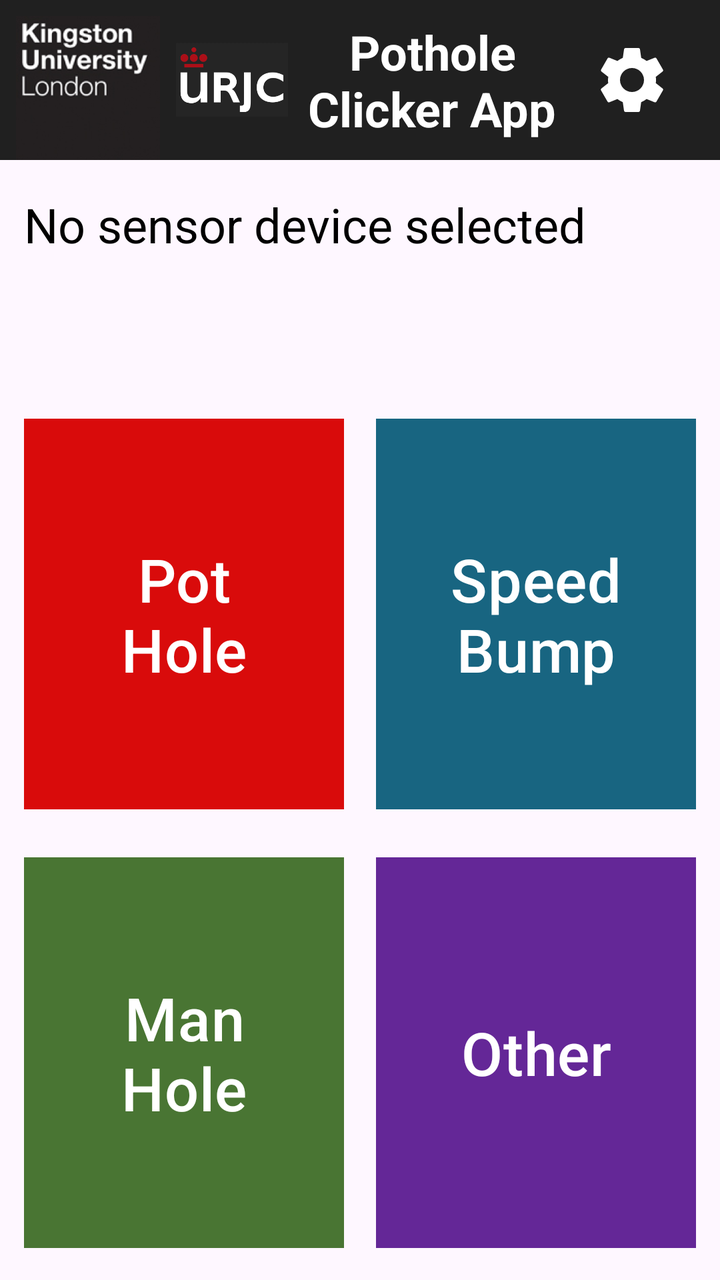
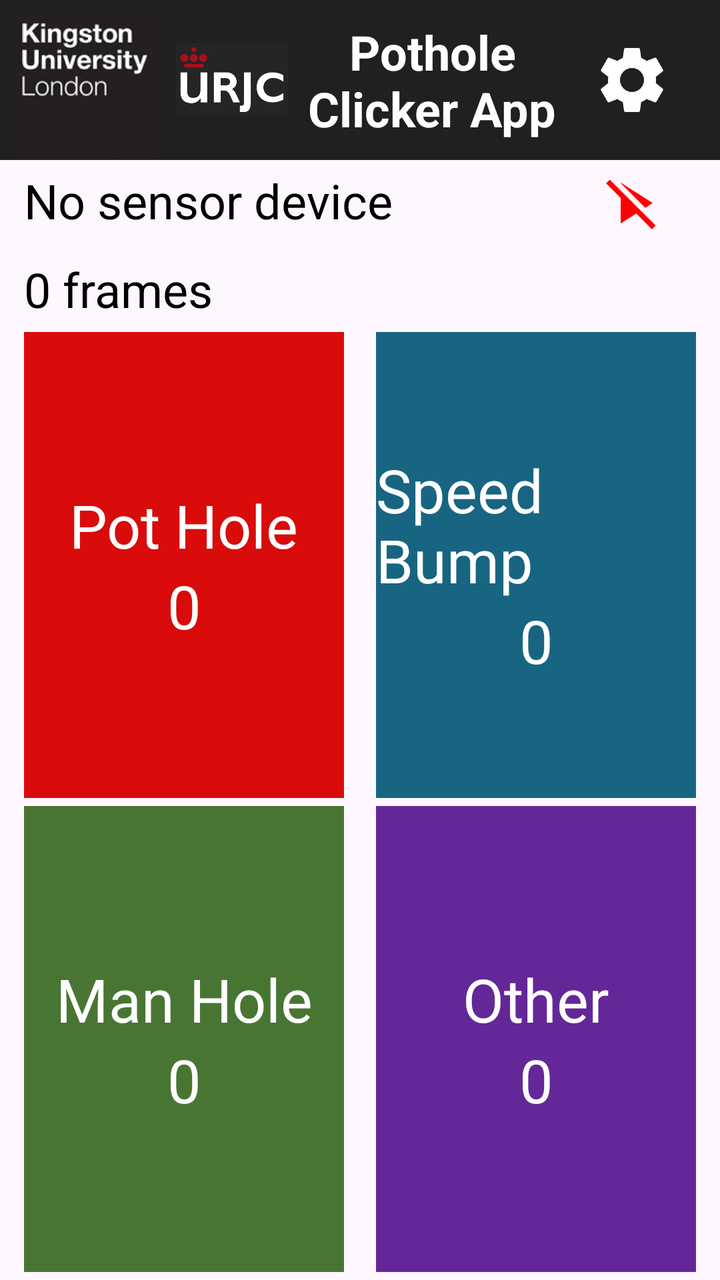

Two renders of the same Android screen: before a commit and after it. Below are the layout's source before the change and the commit's diff.
<!-- AndroidManifest.xml: application theme Theme.PotHoleClickerClient -->
<!-- res/layout/activity_main.xml -->
<?xml version="1.0" encoding="utf-8"?>
<androidx.constraintlayout.widget.ConstraintLayout xmlns:android="http://schemas.android.com/apk/res/android"
    xmlns:app="http://schemas.android.com/apk/res-auto"
    xmlns:tools="http://schemas.android.com/tools"
    android:id="@+id/main"
    android:layout_width="match_parent"
    android:layout_height="match_parent"
    tools:context=".MainActivity">

    <com.google.android.material.appbar.MaterialToolbar
        android:id="@+id/toolbar"
        android:layout_width="0dp"
        android:layout_height="wrap_content"
        android:background="#202020"
        app:contentInsetStart="0dp"
        app:layout_constraintEnd_toEndOf="parent"
        app:layout_constraintStart_toStartOf="parent"
        app:layout_constraintTop_toTopOf="parent"
        >

        <androidx.constraintlayout.widget.ConstraintLayout
            android:layout_width="match_parent"
            android:layout_height="match_parent"
            tools:layout_editor_absoluteX="16dp">

            <ImageView
                android:id="@+id/logoLeft"
                android:layout_width="72dp"
                android:layout_height="72dp"
                android:layout_marginStart="8dp"
                android:layout_marginTop="8dp"
                android:contentDescription="@string/app_name"
                android:src="@mipmap/ku_logo_foreground"
                app:layout_constraintBottom_toBottomOf="parent"
                app:layout_constraintStart_toStartOf="parent"
                app:layout_constraintTop_toTopOf="parent" />

            <ImageView
                android:id="@+id/logoRight"
                android:layout_width="56dp"
                android:layout_height="56dp"
                android:layout_gravity="start|center_vertical"
                android:layout_marginStart="8dp"
                android:contentDescription="@string/app_name"
                android:src="@mipmap/urjc_logo_foreground"
                app:layout_constraintBottom_toBottomOf="parent"
                app:layout_constraintStart_toEndOf="@id/logoLeft"
                app:layout_constraintTop_toTopOf="parent" />

            <TextView
                android:id="@+id/textView"
                android:layout_width="0dp"
                android:layout_height="wrap_content"
                android:layout_gravity="center"
                android:layout_marginStart="8dp"
                android:layout_marginEnd="8dp"
                android:text="@string/app_title"
                android:textAlignment="center"
                android:textColor="@android:color/white"
                android:textSize="24sp"
                android:textStyle="bold"
                app:layout_constraintBottom_toBottomOf="parent"
                app:layout_constraintEnd_toStartOf="@id/btnSettings"
                app:layout_constraintStart_toEndOf="@id/logoRight"
                app:layout_constraintTop_toTopOf="parent" />

            <ImageView
                android:id="@+id/btnSettings"
                android:layout_width="56dp"
                android:layout_height="56dp"
                android:layout_marginEnd="16dp"
                android:background="?attr/selectableItemBackgroundBorderless"
                android:clickable="true"
                android:contentDescription="@string/settings"
                android:focusable="true"
                android:padding="8dp"
                android:src="@drawable/ic_settings"
                app:layout_constraintBottom_toBottomOf="parent"
                app:layout_constraintEnd_toEndOf="parent"
                app:layout_constraintTop_toTopOf="parent"
                app:tint="@android:color/white" />

        </androidx.constraintlayout.widget.ConstraintLayout>
    </com.google.android.material.appbar.MaterialToolbar>

    <GridLayout
        android:layout_width="0dp"
        android:layout_height="0dp"
        android:layout_margin="4dp"
        android:columnCount="2"
        android:rowCount="4"
        app:layout_constraintBottom_toBottomOf="parent"
        app:layout_constraintEnd_toEndOf="parent"
        app:layout_constraintStart_toStartOf="parent"
        app:layout_constraintTop_toBottomOf="@+id/toolbar">

        <LinearLayout
            android:layout_width="0dp"
            android:layout_height="0dp"
            android:layout_row="0"
            android:layout_column="0"
            android:layout_columnSpan="2"
            android:layout_gravity="fill"
            android:layout_rowWeight="0.20"
            android:layout_margin="8dp"
            android:orientation="horizontal">

            <TextView
                android:id="@+id/deviceName"
                android:layout_width="wrap_content"
                android:layout_height="match_parent"
                android:text="No sensor device selected"
                android:textSize="24sp"
                android:textColor="@color/black"
                android:gravity="center_vertical"
                />

            <ImageView
                android:id="@+id/playButton"
                android:layout_marginStart="4dp"
                android:layout_width="72dp"
                android:layout_height="72dp"
                android:layout_marginEnd="4dp"
                android:src="@drawable/play_disabled"
                android:layout_gravity="center_vertical"
                app:tint="#ff0000"
                app:cornerRadius="0dp"
                android:visibility="gone"
                />

            <TextView
                android:id="@+id/frameCounter"
                android:layout_width="0dp"
                android:layout_height="match_parent"
                android:layout_weight="1"
                android:text="0 frames"
                android:textSize="24sp"
                android:textColor="@color/black"
                android:gravity="center_vertical"
                android:visibility="gone"
                />
        </LinearLayout>

        <LinearLayout
            android:layout_width="0dp"
            android:layout_height="0dp"
            android:layout_row="1"
            android:layout_column="0"
            android:layout_columnSpan="2"
            android:layout_gravity="fill"
            android:layout_rowWeight="0.2"
            android:layout_margin="8dp"
            android:orientation="horizontal">

        </LinearLayout>

        <Button
            android:id="@+id/btnPotHole"
            android:layout_width="0dp"
            android:layout_height="0dp"
            android:layout_row="2"
            android:layout_rowWeight="1"
            android:layout_column="0"
            android:layout_columnWeight="1"
            android:layout_margin="8dp"
            android:backgroundTint="#D90B0B"
            android:text="@string/pothole"
            android:textSize="30sp"
            app:cornerRadius="0dp" />

        <Button
            android:id="@+id/btnSpeedBump"
            android:layout_width="0dp"
            android:layout_height="0dp"
            android:layout_row="2"
            android:layout_rowWeight="1"
            android:layout_column="1"
            android:layout_columnWeight="1"
            android:layout_margin="8dp"
            android:backgroundTint="#186581"
            android:text="@string/speed_bump"
            android:textSize="30sp"
            app:cornerRadius="0dp" />

        <Button
            android:id="@+id/btnManHole"
            android:layout_width="0dp"
            android:layout_height="0dp"
            android:layout_row="3"
            android:layout_rowWeight="1"
            android:layout_column="0"
            android:layout_columnWeight="1"
            android:layout_margin="8dp"
            android:backgroundTint="#497533"
            android:text="@string/manhole"
            android:textSize="30sp"
            app:cornerRadius="0dp" />

        <Button
            android:id="@+id/btnOther"
            android:layout_width="0dp"
            android:layout_height="0dp"
            android:layout_row="3"
            android:layout_rowWeight="1"
            android:layout_column="1"
            android:layout_columnWeight="1"
            android:layout_margin="8dp"
            android:backgroundTint="#642797"
            android:text="@string/other"
            android:textSize="30sp"
            app:cornerRadius="0dp" />

    </GridLayout>

</androidx.constraintlayout.widget.ConstraintLayout>
<!-- resources referenced by this layout -->
<resources>
  <color name="black">#FF000000</color>
  <!-- drawable ic_settings (drawable) -->
  <vector xmlns:android="http://schemas.android.com/apk/res/android"
      android:height="24dp"
      android:viewportHeight="24"
      android:viewportWidth="24"
      android:width="24dp"
      android:tint="#ffffff"
      >
        
      <path android:fillColor="@android:color/white"
          android:pathData="M19.14,12.94c0.04,-0.3 0.06,-0.61 0.06,-0.94c0,-0.32 -0.02,-0.64 -0.07,-0.94l2.03,-1.58c0.18,-0.14 0.23,-0.41 0.12,-0.61l-1.92,-3.32c-0.12,-0.22 -0.37,-0.29 -0.59,-0.22l-2.39,0.96c-0.5,-0.38 -1.03,-0.7 -1.62,-0.94L14.4,2.81c-0.04,-0.24 -0.24,-0.41 -0.48,-0.41h-3.84c-0.24,0 -0.43,0.17 -0.47,0.41L9.25,5.35C8.66,5.59 8.12,5.92 7.63,6.29L5.24,5.33c-0.22,-0.08 -0.47,0 -0.59,0.22L2.74,8.87C2.62,9.08 2.66,9.34 2.86,9.48l2.03,1.58C4.84,11.36 4.8,11.69 4.8,12s0.02,0.64 0.07,0.94l-2.03,1.58c-0.18,0.14 -0.23,0.41 -0.12,0.61l1.92,3.32c0.12,0.22 0.37,0.29 0.59,0.22l2.39,-0.96c0.5,0.38 1.03,0.7 1.62,0.94l0.36,2.54c0.05,0.24 0.24,0.41 0.48,0.41h3.84c0.24,0 0.44,-0.17 0.47,-0.41l0.36,-2.54c0.59,-0.24 1.13,-0.56 1.62,-0.94l2.39,0.96c0.22,0.08 0.47,0 0.59,-0.22l1.92,-3.32c0.12,-0.22 0.07,-0.47 -0.12,-0.61L19.14,12.94zM12,15.6c-1.98,0 -3.6,-1.62 -3.6,-3.6s1.62,-3.6 3.6,-3.6s3.6,1.62 3.6,3.6S13.98,15.6 12,15.6z"/>
      
  </vector>
  <!-- drawable play_disabled (drawable) -->
  <vector xmlns:android="http://schemas.android.com/apk/res/android" android:height="24dp" android:tint="#000000" android:viewportHeight="24" android:viewportWidth="24" android:width="24dp">
        
      <path android:fillColor="@android:color/white" android:pathData="M8,5.19L8,5l11,7 -2.55,1.63L8,5.19zM20,19.73l-5.11,-5.11L8,7.73 4.27,4 3,5.27l5,5L8,19l5.33,-3.4 5.4,5.4L20,19.73z"/>
      
  </vector>
  <!-- mipmap ku_logo_foreground: webp bitmap (mipmap-hdpi, 12088 bytes) -->
  <!-- mipmap urjc_logo_foreground: webp bitmap (mipmap-hdpi, 1764 bytes) -->
  <string name="app_name">PotHoleClickerClient</string>
  <string name="app_title">Pothole\nClicker App</string>
  <string name="manhole">Man Hole</string>
  <string name="other">Other</string>
  <string name="pothole">Pot Hole</string>
  <string name="settings">Settings</string>
  <string name="speed_bump">Speed Bump</string>
  <style name="Theme.PotHoleClickerClient" parent="Base.Theme.PotHoleClickerClient" />
  <style name="Base.Theme.PotHoleClickerClient" parent="Theme.Material3.Light.NoActionBar">
          
          
      </style>
</resources>

<!-- the commit's change to res/layout/activity_main.xml (unified diff, before → after) -->
@@ -98,36 +98,53 @@
             android:layout_width="0dp"
             android:layout_height="0dp"
             android:layout_row="0"
+            android:layout_rowWeight="0.15"
             android:layout_column="0"
             android:layout_columnSpan="2"
             android:layout_gravity="fill"
-            android:layout_rowWeight="0.20"
-            android:layout_margin="8dp"
+            android:layout_marginStart="8dp"
+            android:layout_marginTop="0dp"
+            android:layout_marginEnd="8dp"
+            android:layout_marginBottom="0dp"
             android:orientation="horizontal">
 
             <TextView
                 android:id="@+id/deviceName"
-                android:layout_width="wrap_content"
+                android:layout_width="0dp"
                 android:layout_height="match_parent"
-                android:text="No sensor device selected"
-                android:textSize="24sp"
+                android:layout_weight="@integer/material_motion_duration_long_1"
+                android:gravity="fill_horizontal|center_vertical"
+                android:text="@string/no_sensor_device_selected"
                 android:textColor="@color/black"
-                android:gravity="center_vertical"
-                />
+                android:textSize="24sp" />
 
             <ImageView
                 android:id="@+id/playButton"
+                android:layout_width="56dp"
+                android:layout_height="match_parent"
+                android:layout_gravity="center_vertical"
                 android:layout_marginStart="4dp"
-                android:layout_width="72dp"
-                android:layout_height="72dp"
+                android:layout_marginTop="0dp"
                 android:layout_marginEnd="4dp"
+                android:layout_marginBottom="0dp"
                 android:src="@drawable/play_disabled"
-                android:layout_gravity="center_vertical"
-                app:tint="#ff0000"
                 app:cornerRadius="0dp"
-                android:visibility="gone"
-                />
-
+                app:tint="#ff0000" />
+        </LinearLayout>
+
+        <LinearLayout
+            android:layout_width="0dp"
+            android:layout_height="0dp"
+            android:layout_row="1"
+            android:layout_column="0"
+            android:layout_columnSpan="2"
+            android:layout_gravity="fill"
+            android:layout_rowWeight="0.15"
+            android:layout_marginStart="8dp"
+            android:layout_marginTop="8dp"
+            android:layout_marginEnd="8dp"
+            android:layout_marginBottom="0dp"
+            android:orientation="horizontal">
             <TextView
                 android:id="@+id/frameCounter"
                 android:layout_width="0dp"
@@ -137,24 +154,10 @@
                 android:textSize="24sp"
                 android:textColor="@color/black"
                 android:gravity="center_vertical"
-                android:visibility="gone"
                 />
         </LinearLayout>
 
-        <LinearLayout
-            android:layout_width="0dp"
-            android:layout_height="0dp"
-            android:layout_row="1"
-            android:layout_column="0"
-            android:layout_columnSpan="2"
-            android:layout_gravity="fill"
-            android:layout_rowWeight="0.2"
-            android:layout_margin="8dp"
-            android:orientation="horizontal">
-
-        </LinearLayout>
-
-        <Button
+        <androidx.constraintlayout.widget.ConstraintLayout
             android:id="@+id/btnPotHole"
             android:layout_width="0dp"
             android:layout_height="0dp"
@@ -162,13 +165,48 @@
             android:layout_rowWeight="1"
             android:layout_column="0"
             android:layout_columnWeight="1"
-            android:layout_margin="8dp"
-            android:backgroundTint="#D90B0B"
-            android:text="@string/pothole"
-            android:textSize="30sp"
-            app:cornerRadius="0dp" />
-
-        <Button
+            
+            android:layout_marginStart="8dp"
+            android:layout_marginTop="4dp"
+            android:layout_marginEnd="8dp"
+            android:layout_marginBottom="0dp"
+
+            android:background="#D90B0B"
+            app:cornerRadius="0dp"
+            android:clickable="true"
+            android:focusable="true"
+            android:foreground="?android:attr/selectableItemBackground"
+            >
+            
+            <TextView
+                android:id="@+id/pothole_text"
+                android:layout_width="wrap_content"
+                android:layout_height="wrap_content"
+                android:text="@string/pothole"
+                android:textColor="@android:color/white"
+                android:textSize="30sp"
+                app:layout_constraintBottom_toTopOf="@+id/pothole_counter"
+                app:layout_constraintEnd_toEndOf="parent"
+                app:layout_constraintStart_toStartOf="parent"
+                app:layout_constraintTop_toTopOf="parent"
+                app:layout_constraintVertical_chainStyle="packed" />
+
+            <TextView
+                android:id="@+id/pothole_counter"
+                android:layout_width="wrap_content"
+                android:layout_height="wrap_content"
+                android:text="0"
+                android:textColor="@android:color/white"
+                android:textSize="30sp"
+                app:layout_constraintBottom_toBottomOf="parent"
+                app:layout_constraintEnd_toEndOf="parent"
+                app:layout_constraintStart_toStartOf="parent"
+                app:layout_constraintTop_toBottomOf="@+id/pothole_text"
+                app:layout_constraintVertical_chainStyle="packed" />
+
+        </androidx.constraintlayout.widget.ConstraintLayout>
+
+        <androidx.constraintlayout.widget.ConstraintLayout
             android:id="@+id/btnSpeedBump"
             android:layout_width="0dp"
             android:layout_height="0dp"
@@ -176,13 +214,47 @@
             android:layout_rowWeight="1"
             android:layout_column="1"
             android:layout_columnWeight="1"
-            android:layout_margin="8dp"
-            android:backgroundTint="#186581"
-            android:text="@string/speed_bump"
-            android:textSize="30sp"
-            app:cornerRadius="0dp" />
-
-        <Button
+
+            android:layout_marginStart="8dp"
+            android:layout_marginTop="4dp"
+            android:layout_marginEnd="8dp"
+            android:layout_marginBottom="0dp"
+
+            android:background="#186581"
+            app:cornerRadius="0dp"
+            android:clickable="true"
+            android:focusable="true"
+            android:foreground="?android:attr/selectableItemBackground">
+
+            <TextView
+                android:id="@+id/speed_bump_text"
+                android:layout_width="wrap_content"
+                android:layout_height="wrap_content"
+                android:text="@string/speed_bump"
+                android:textColor="@android:color/white"
+                android:textSize="30sp"
+                app:layout_constraintBottom_toTopOf="@+id/speedbump_counter"
+                app:layout_constraintEnd_toEndOf="parent"
+                app:layout_constraintStart_toStartOf="parent"
+                app:layout_constraintTop_toTopOf="parent"
+                app:layout_constraintVertical_chainStyle="packed" />
+
+            <TextView
+                android:id="@+id/speedbump_counter"
+                android:layout_width="wrap_content"
+                android:layout_height="wrap_content"
+                android:text="0"
+                android:textColor="@android:color/white"
+                android:textSize="30sp"
+                app:layout_constraintBottom_toBottomOf="parent"
+                app:layout_constraintEnd_toEndOf="parent"
+                app:layout_constraintStart_toStartOf="parent"
+                app:layout_constraintTop_toBottomOf="@+id/speed_bump_text"
+                app:layout_constraintVertical_chainStyle="packed" />
+
+        </androidx.constraintlayout.widget.ConstraintLayout>
+
+        <androidx.constraintlayout.widget.ConstraintLayout
             android:id="@+id/btnManHole"
             android:layout_width="0dp"
             android:layout_height="0dp"
@@ -190,13 +262,47 @@
             android:layout_rowWeight="1"
             android:layout_column="0"
             android:layout_columnWeight="1"
-            android:layout_margin="8dp"
-            android:backgroundTint="#497533"
-            android:text="@string/manhole"
-            android:textSize="30sp"
-            app:cornerRadius="0dp" />
-
-        <Button
+
+            android:layout_marginStart="8dp"
+            android:layout_marginTop="4dp"
+            android:layout_marginEnd="8dp"
+            android:layout_marginBottom="0dp"
+
+            android:background="#497533"
+            app:cornerRadius="0dp"
+            android:clickable="true"
+            android:focusable="true"
+            android:foreground="?android:attr/selectableItemBackground">
+
+            <TextView
+                android:id="@+id/manhole_text"
+                android:layout_width="wrap_content"
+                android:layout_height="wrap_content"
+                android:text="@string/manhole"
+                android:textColor="@android:color/white"
+                android:textSize="30sp"
+                app:layout_constraintBottom_toTopOf="@+id/manhole_counter"
+                app:layout_constraintEnd_toEndOf="parent"
+                app:layout_constraintStart_toStartOf="parent"
+                app:layout_constraintTop_toTopOf="parent"
+                app:layout_constraintVertical_chainStyle="packed" />
+
+            <TextView
+                android:id="@+id/manhole_counter"
+                android:layout_width="wrap_content"
+                android:layout_height="wrap_content"
+                android:text="0"
+                android:textColor="@android:color/white"
+                android:textSize="30sp"
+                app:layout_constraintBottom_toBottomOf="parent"
+                app:layout_constraintEnd_toEndOf="parent"
+                app:layout_constraintStart_toStartOf="parent"
+                app:layout_constraintTop_toBottomOf="@+id/manhole_text"
+                app:layout_constraintVertical_chainStyle="packed" />
+
+        </androidx.constraintlayout.widget.ConstraintLayout>
+
+        <androidx.constraintlayout.widget.ConstraintLayout
             android:id="@+id/btnOther"
             android:layout_width="0dp"
             android:layout_height="0dp"
@@ -204,11 +310,45 @@
             android:layout_rowWeight="1"
             android:layout_column="1"
             android:layout_columnWeight="1"
-            android:layout_margin="8dp"
-            android:backgroundTint="#642797"
-            android:text="@string/other"
-            android:textSize="30sp"
-            app:cornerRadius="0dp" />
+
+            android:layout_marginStart="8dp"
+            android:layout_marginTop="4dp"
+            android:layout_marginEnd="8dp"
+            android:layout_marginBottom="0dp"
+
+            android:background="#642797"
+            app:cornerRadius="0dp"
+            android:clickable="true"
+            android:focusable="true"
+            android:foreground="?android:attr/selectableItemBackground">
+
+            <TextView
+                android:id="@+id/other_text"
+                android:layout_width="wrap_content"
+                android:layout_height="wrap_content"
+                android:text="@string/other"
+                android:textColor="@android:color/white"
+                android:textSize="30sp"
+                app:layout_constraintBottom_toTopOf="@+id/other_counter"
+                app:layout_constraintEnd_toEndOf="parent"
+                app:layout_constraintStart_toStartOf="parent"
+                app:layout_constraintTop_toTopOf="parent"
+                app:layout_constraintVertical_chainStyle="packed" />
+
+            <TextView
+                android:id="@+id/other_counter"
+                android:layout_width="wrap_content"
+                android:layout_height="wrap_content"
+                android:text="0"
+                android:textColor="@android:color/white"
+                android:textSize="30sp"
+                app:layout_constraintBottom_toBottomOf="parent"
+                app:layout_constraintEnd_toEndOf="parent"
+                app:layout_constraintStart_toStartOf="parent"
+                app:layout_constraintTop_toBottomOf="@+id/other_text"
+                app:layout_constraintVertical_chainStyle="packed" />
+
+        </androidx.constraintlayout.widget.ConstraintLayout>
 
     </GridLayout>
 
<!-- resource entries referenced after the edit -->
@@ -25,6 +25,7 @@
   <string name="app_name">PotHoleClickerClient</string>
   <string name="app_title">Pothole\nClicker App</string>
   <string name="manhole">Man Hole</string>
+  <string name="no_sensor_device_selected">No sensor device selected</string>
   <string name="other">Other</string>
   <string name="pothole">Pot Hole</string>
   <string name="settings">Settings</string>
